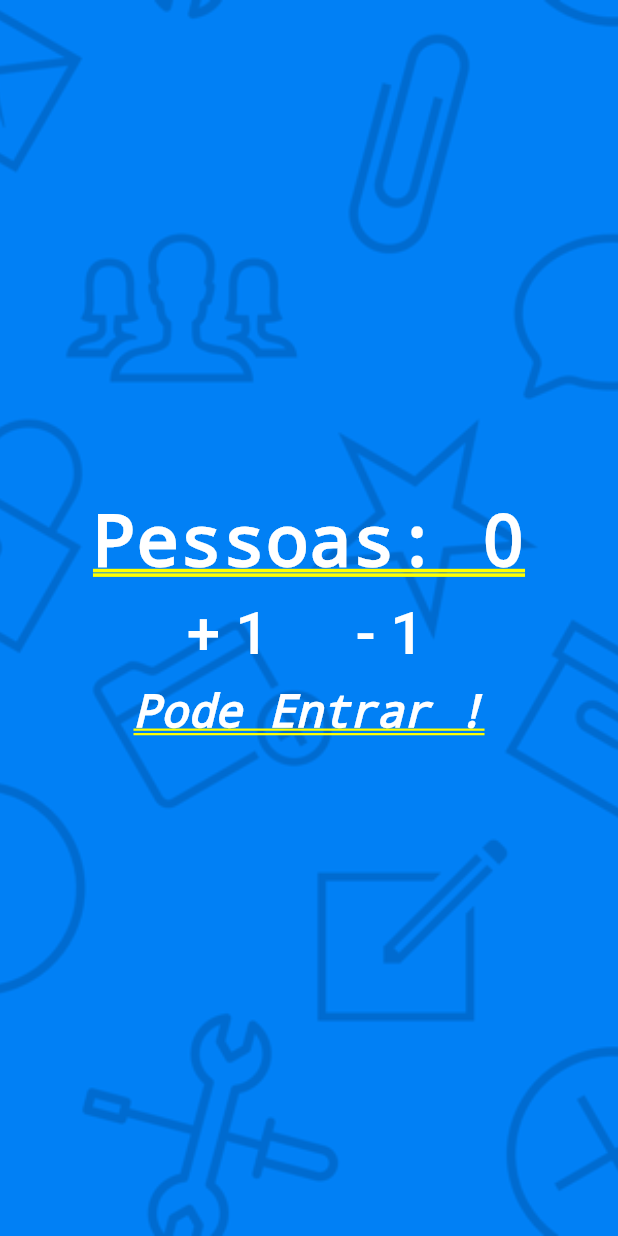
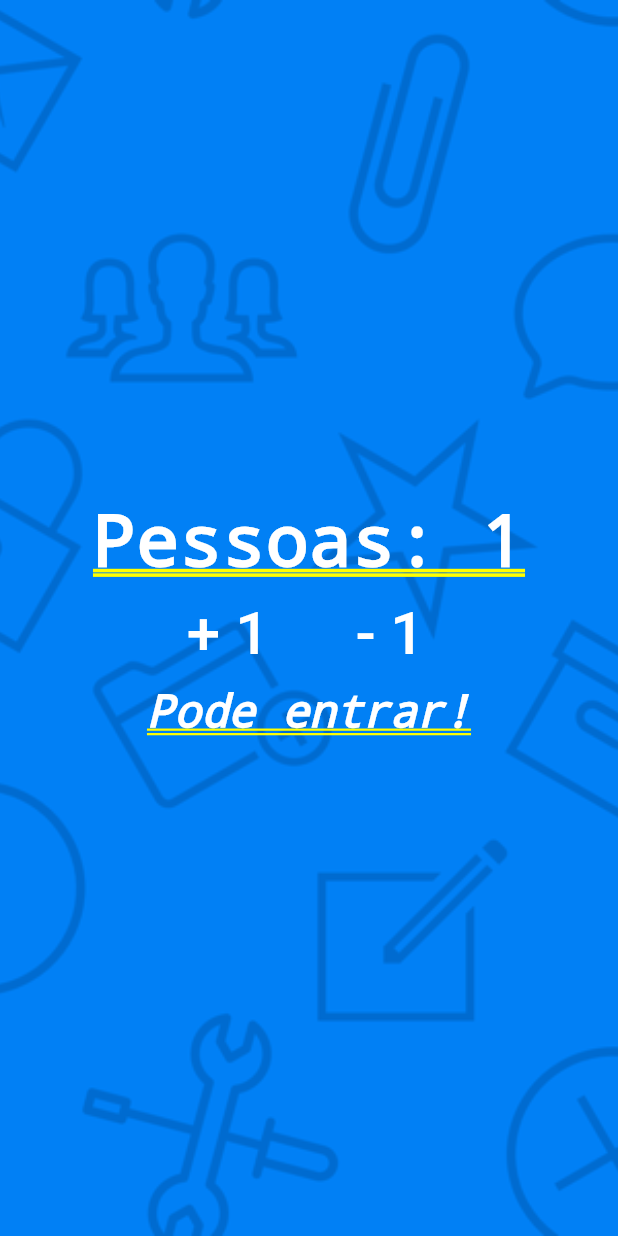
Before and after one commit to Klapowsko/contadodepessoas, a Flutter app: the screen it shows after launch, after a tap on "+ 1", on a phone screen of 412 x 824 dp. Run offline on Flutter 3.47's test engine with Material 2 defaults, Android fonts, the phone set to English and light mode, and no system bars.

Commit message:
criado funcionalidade para os botões

```diff
--- a/lib/main.dart
+++ b/lib/main.dart
@@ -1,9 +1,35 @@
 import 'package:flutter/material.dart';
 
 void main() {
-  runApp(MaterialApp(
-      title: "Contador de Pessoas",
-      home: Stack(
+  runApp(MaterialApp(title: "Contador de Pessoas", home: Home()));
+}
+
+class Home extends StatefulWidget {
+  @override
+  _HomeState createState() => _HomeState();
+}
+
+class _HomeState extends State<Home> {
+  int _people = 0;
+  String _infoText = "Pode entrar!";
+
+  void _changePeople(int delta) {
+    setState(() {
+      _people += delta;
+
+      if(_people <= 0 ) {
+        _infoText = "Mundo invertido?!";
+      }else if(_people <= 10) {
+        _infoText = "Pode entrar!";
+      }else {
+        _infoText = "Lotado!";
+      }
+    });
+  }
+
+  @override
+  Widget build(BuildContext context) {
+    return Stack(
       children: <Widget>[
         Image.asset(
           "images/background.png",
@@ -14,7 +40,7 @@ void main() {
           mainAxisAlignment: MainAxisAlignment.center,
           children: <Widget>[
             Text(
-                "Pessoas: 0",
+              "Pessoas: $_people",
               style:
                   TextStyle(color: Colors.white, fontWeight: FontWeight.bold),
             ),
@@ -25,24 +51,26 @@ void main() {
                   padding: EdgeInsets.all(10.0),
                   child: FlatButton(
                     child: Text("+ 1",
-                          style:
-                              TextStyle(fontSize: 40.0, color: Colors.white)),
-                      onPressed: () {},
+                        style: TextStyle(fontSize: 40.0, color: Colors.white)),
+                    onPressed: () {
+                      _changePeople(1);
+                    },
                   ),
                 ),
                 Padding(
                   padding: EdgeInsets.all(10.0),
                   child: FlatButton(
                     child: Text("- 1",
-                          style:
-                              TextStyle(fontSize: 40.0, color: Colors.white)),
-                      onPressed: () {},
+                        style: TextStyle(fontSize: 40.0, color: Colors.white)),
+                    onPressed: () {
+                      _changePeople(-1);
+                    },
                   ),
                 ),
               ],
             ),
             Text(
-                "Pode Entrar !",
+              _infoText,
               style: TextStyle(
                   color: Colors.white,
                   fontStyle: FontStyle.italic,
@@ -51,5 +79,6 @@ void main() {
           ],
         )
       ],
-      )));
+    );
   }
+}
```
Lines whose indentation alone changed are shown as unchanged.
